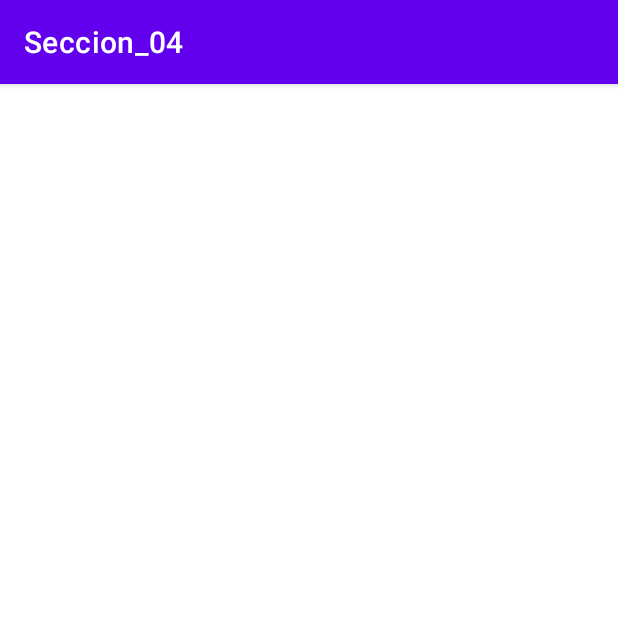
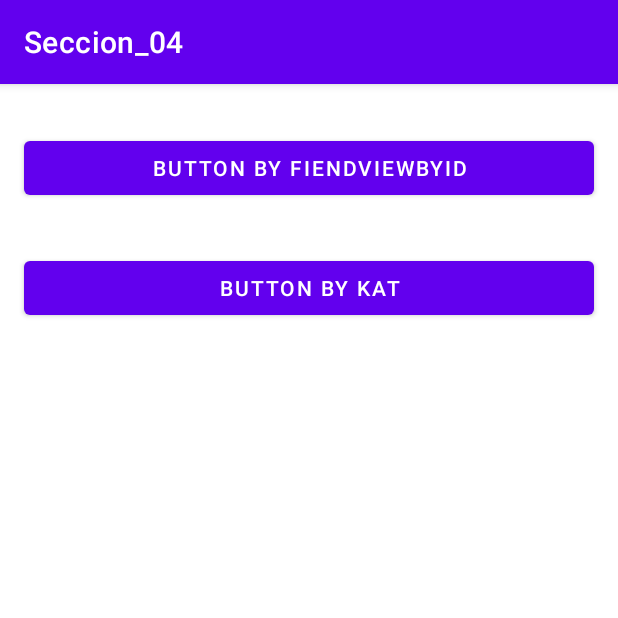
Before and after one commit to josebocero/Seccion_04_Activities_Permisos_List, an Android app: the KotlinAndroidExtensionsActivity screen opened directly, with no data from a screen before it, on a phone screen of 412 x 824 dp, the top half of it. Run offline under Robolectric (Android 15) with nearby library versions, the phone set to English and light mode, and no system bars.

Commit message:
video 40 Kotlin Android Extensions MIGRADO a ViewBindings

```diff
--- a/app/build.gradle
+++ b/app/build.gradle
@@ -1,6 +1,9 @@
 plugins {
     id 'com.android.application'
     id 'kotlin-android'
+
+    //
+    //id 'kotlin-android-extensions'
 }
 
 android {
@@ -30,6 +33,11 @@ android {
     kotlinOptions {
         jvmTarget = '1.8'
     }
+
+    // View Bindings sustituye a Kotlin Android Extensions
+    buildFeatures {
+        viewBinding = true
+    }
 }
 
 dependencies {
@@ -42,4 +50,7 @@ dependencies {
     testImplementation 'junit:junit:4.+'
     androidTestImplementation 'androidx.test.ext:junit:1.1.2'
     androidTestImplementation 'androidx.test.espresso:espresso-core:3.3.0'
+
+    // Picasso control de imágenes.
+    implementation 'com.squareup.picasso:picasso:2.71828'
 }
--- a/app/src/main/java/jose_g_bocero/com/jose/seccion_04_activities_permisos_list/activities/KotlinAndroidExtensionsActivity.kt
+++ b/app/src/main/java/jose_g_bocero/com/jose/seccion_04_activities_permisos_list/activities/KotlinAndroidExtensionsActivity.kt
@@ -2,11 +2,36 @@ package jose_g_bocero.com.jose.seccion_04_activities_permisos_list.activities
 
 import androidx.appcompat.app.AppCompatActivity
 import android.os.Bundle
+import android.widget.Button
+import android.widget.Toast
 import jose_g_bocero.com.jose.seccion_04_activities_permisos_list.R
+import jose_g_bocero.com.jose.seccion_04_activities_permisos_list.databinding.ActivityKotlinAndroidExtensionsBinding
+
+// Deprecated kotlin Android Extensions. Migrado a ViewBindings
+//import kotlinx.android.synthetic.main.activity_kotlin_android_extensions.*
 
 class KotlinAndroidExtensionsActivity : AppCompatActivity() {
+
+    // Variable para las vistas con ViewBindings
+    private lateinit var binding: ActivityKotlinAndroidExtensionsBinding
+
     override fun onCreate(savedInstanceState: Bundle?) {
         super.onCreate(savedInstanceState)
-        setContentView(R.layout.activity_kotlin_android_extensions)
+
+        // Al usar ViewBindings hay que modificar el layout por el de la línea 27 'setContentView(binding.root)'
+        //setContentView(R.layout.activity_kotlin_android_extensions)
+
+        // Inflar la vista con binding
+        binding = ActivityKotlinAndroidExtensionsBinding.inflate(layoutInflater)
+        // setContentView modificado para usar ViewBindings
+        setContentView(binding.root)
+
+        // Forma clásica de llamar a la vista
+
+        val btn = findViewById<Button>(R.id.buttonById)
+        btn.setOnClickListener { Toast.makeText(this,"Click By ID!", Toast.LENGTH_LONG).show() }
+
+        // Llamando a la vista a través de ViewBindings
+        binding.buttonByKAT.setOnClickListener {  }
     }
 }
--- a/app/src/main/res/layout/activity_kotlin_android_extensions.xml
+++ b/app/src/main/res/layout/activity_kotlin_android_extensions.xml
@@ -6,4 +6,27 @@
     android:layout_height="match_parent"
     tools:context=".activities.KotlinAndroidExtensionsActivity">
 
+    <Button
+        android:id="@+id/buttonById"
+        android:layout_width="0dp"
+        android:layout_height="wrap_content"
+        android:layout_marginStart="16dp"
+        android:layout_marginTop="32dp"
+        android:layout_marginEnd="16dp"
+        android:text="@string/button_kat_id"
+        app:layout_constraintEnd_toEndOf="parent"
+        app:layout_constraintStart_toStartOf="parent"
+        app:layout_constraintTop_toTopOf="parent" />
+
+    <Button
+        android:id="@+id/buttonByKAT"
+        android:layout_width="0dp"
+        android:layout_height="wrap_content"
+        android:layout_marginStart="16dp"
+        android:layout_marginTop="32dp"
+        android:layout_marginEnd="16dp"
+        android:text="@string/button_kat_kat"
+        app:layout_constraintEnd_toEndOf="parent"
+        app:layout_constraintStart_toStartOf="parent"
+        app:layout_constraintTop_toBottomOf="@+id/buttonById" />
 </androidx.constraintlayout.widget.ConstraintLayout>
--- a/app/src/main/res/values/strings.xml
+++ b/app/src/main/res/values/strings.xml
@@ -14,4 +14,6 @@
     <string name="button_multi_1">Multiple Button 1</string>
     <string name="button_multi_2">Multiple Button 2</string>
     <string name="button_multi_3">Multiple Button 3</string>
+    <string name="button_kat_id">Button By FiendViewById</string>
+    <string name="button_kat_kat">Button By KAT</string>
 </resources>
```
